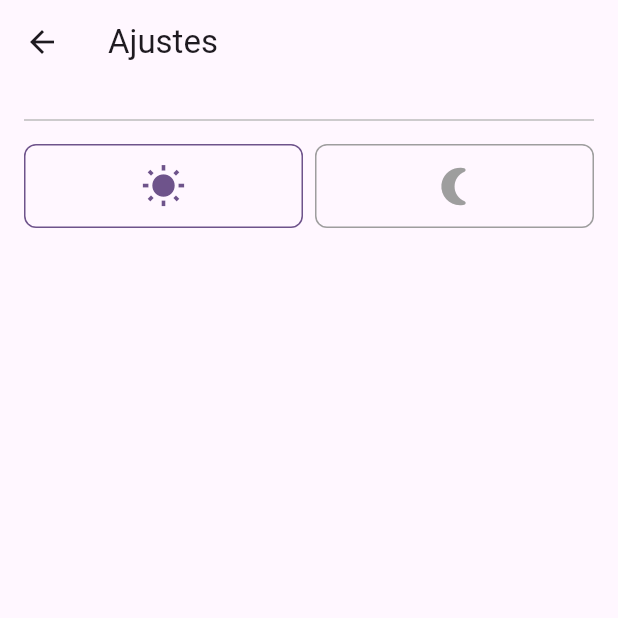
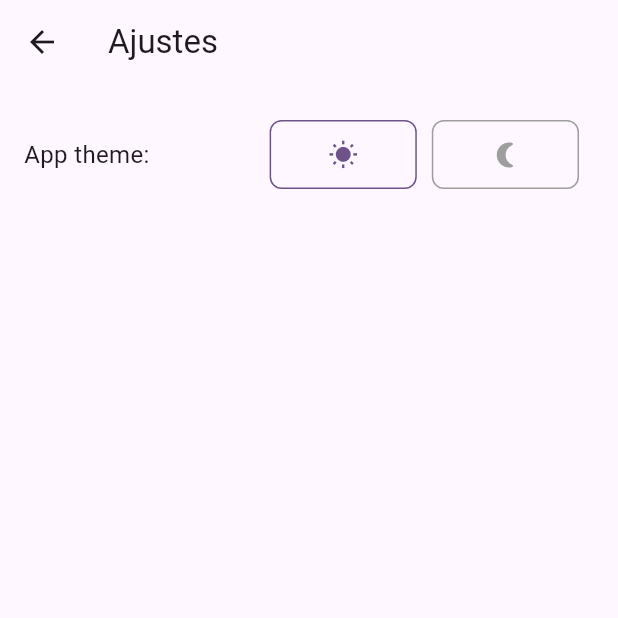
Before and after one commit to k1m3rA/musca, a Flutter app: the SettingsPage screen opened directly, on a phone screen of 412 x 824 dp, the top half of it. Run offline on Flutter 3.47's test engine with Material 3 defaults, Android fonts, the phone set to English and light mode, and no system bars; Roboto replaces fonts that are missing (Poppins).

Commit message:
[CHANGES] App theme settings design

```diff
--- a/lib/main.dart
+++ b/lib/main.dart
@@ -142,10 +142,15 @@ class _SettingsPageState extends State<SettingsPage> {
             //     style: TextStyle(fontSize: 16),
             //   ),
             // ),
-            Divider(thickness: 1, color: Colors.grey[400]),
+            // Divider(thickness: 1, color: Colors.grey[400]),
             const SizedBox(height: 8),
             Row(
               children: [
+                const Text(
+                  'App theme:',
+                  style: TextStyle(fontFamily: 'Poppins', fontSize: 16),
+                ),
+                const SizedBox(width: 80),
                 Expanded(
                   child: GestureDetector(
                     onTap: () {
@@ -169,7 +174,7 @@ class _SettingsPageState extends State<SettingsPage> {
                       ),
                       child: Icon(
                         Icons.wb_sunny,
-                        size: 30,
+                        size: 20,
                         color: _selectedTheme == ThemeMode.light
                             ? Theme.of(context).colorScheme.primary
                             : Colors.grey,
@@ -177,7 +182,7 @@ class _SettingsPageState extends State<SettingsPage> {
                     ),
                   ),
                 ),
-                const SizedBox(width: 8),
+                const SizedBox(width: 10),
                 Expanded(
                   child: GestureDetector(
                     onTap: () {
@@ -201,7 +206,7 @@ class _SettingsPageState extends State<SettingsPage> {
                       ),
                       child: Icon(
                         Icons.nightlight_round,
-                        size: 30,
+                        size: 20,
                         color: _selectedTheme == ThemeMode.dark
                             ? Theme.of(context).colorScheme.primary
                             : Colors.grey,
@@ -209,6 +214,7 @@ class _SettingsPageState extends State<SettingsPage> {
                     ),
                   ),
                 ),
+                const SizedBox(width: 10),
               ],
             ),
           ],
```
